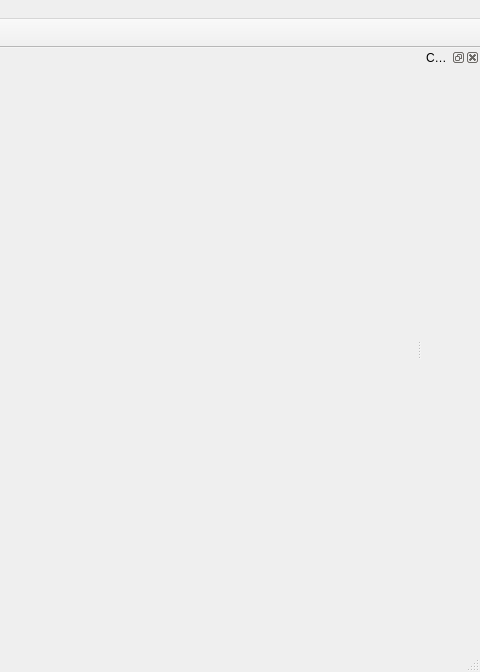
First picture: the form in projects/ores.qt/MainWindow.ui, repository OreStudio/OreStudio, before the edit; both pictures show x 589 to 1069 and y 0 to 672 of the 1069 by 672 pixel window.
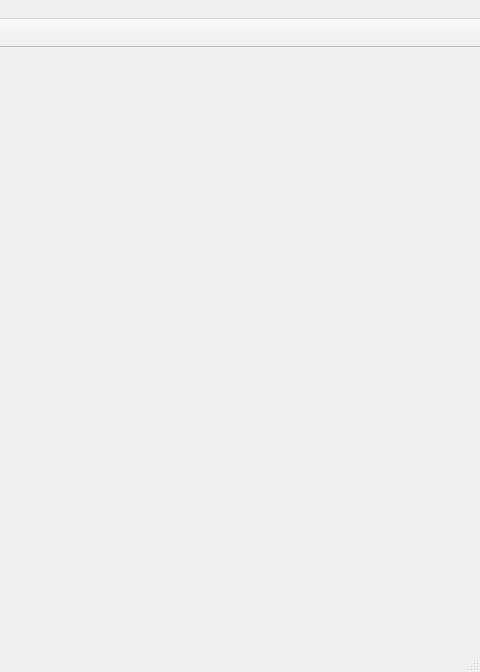
Second picture: the form after the edit. Icons and pictures are not drawn.

Commit message: [qt] Detach currency detail window

```diff
--- a/projects/ores.qt/MainWindow.ui
+++ b/projects/ores.qt/MainWindow.ui
@@ -206,15 +206,6 @@
     <string>About this application</string>
    </property>
   </action>
-  <widget class="QDockWidget" name="currencyDetailDockWidget">
-   <property name="windowTitle">
-    <string>Currency Details</string>
-   </property>
-   <attribute name="dockWidgetArea">
-    <number>2</number> <!-- Qt::RightDockWidgetArea -->
-   </attribute>
-   <widget class="QWidget" name="dockWidgetContents"/>
-  </widget>
  </widget>
  <resources/>
  <connections/>
```
The commit also changes 2 other files.
